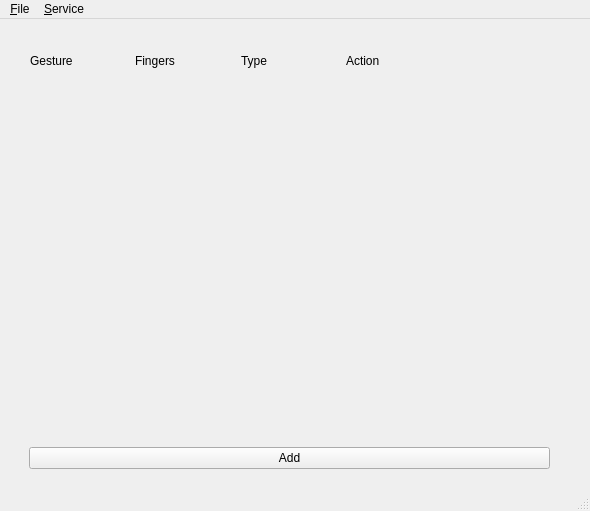
Above: main_window.ui from OneAdder/libinput_gestures_qt before the change. Below: the same form after it.
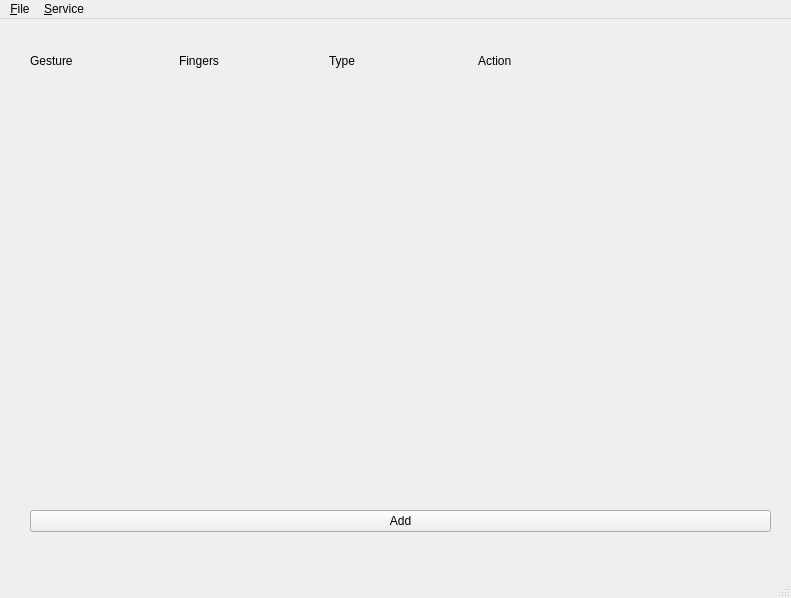
That is the form after the change.

Commit message: fixed window size

Diff of the .ui file:
```diff
--- a/main_window.ui
+++ b/main_window.ui
@@ -6,8 +6,8 @@
    <rect>
     <x>0</x>
     <y>0</y>
-    <width>590</width>
-    <height>511</height>
+    <width>791</width>
+    <height>598</height>
    </rect>
   </property>
   <property name="windowTitle">
@@ -19,7 +19,7 @@
      <rect>
       <x>30</x>
       <y>20</y>
-      <width>521</width>
+      <width>741</width>
       <height>44</height>
      </rect>
     </property>
@@ -66,8 +66,8 @@
      <rect>
       <x>30</x>
       <y>70</y>
-      <width>521</width>
-      <height>341</height>
+      <width>741</width>
+      <height>401</height>
      </rect>
     </property>
     <layout class="QVBoxLayout" name="verticalLayout"/>
@@ -75,10 +75,10 @@
    <widget class="QWidget" name="verticalLayoutWidget_2">
     <property name="geometry">
      <rect>
-      <x>29</x>
-      <y>420</y>
-      <width>521</width>
-      <height>39</height>
+      <x>30</x>
+      <y>480</y>
+      <width>741</width>
+      <height>44</height>
      </rect>
     </property>
     <layout class="QVBoxLayout" name="verticalLayout_2">
@@ -97,8 +97,8 @@
     <rect>
      <x>0</x>
      <y>0</y>
-     <width>590</width>
-     <height>30</height>
+     <width>791</width>
+     <height>38</height>
     </rect>
    </property>
    <widget class="QMenu" name="menuFile">
```
The commit also changes 1 other file.
